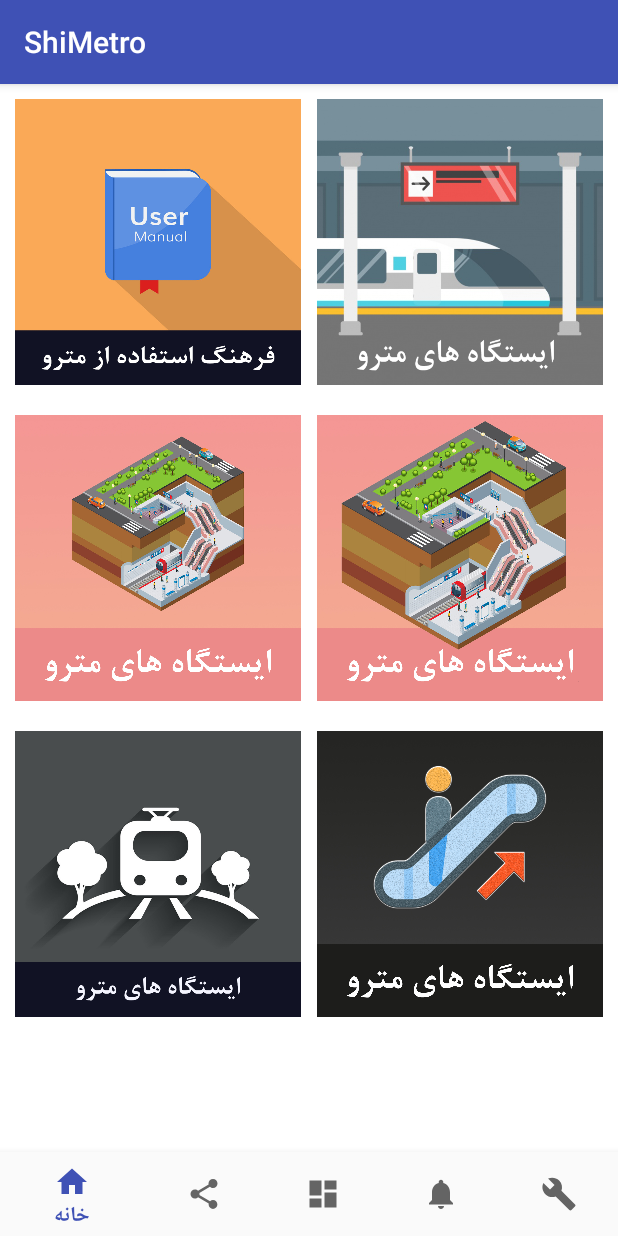
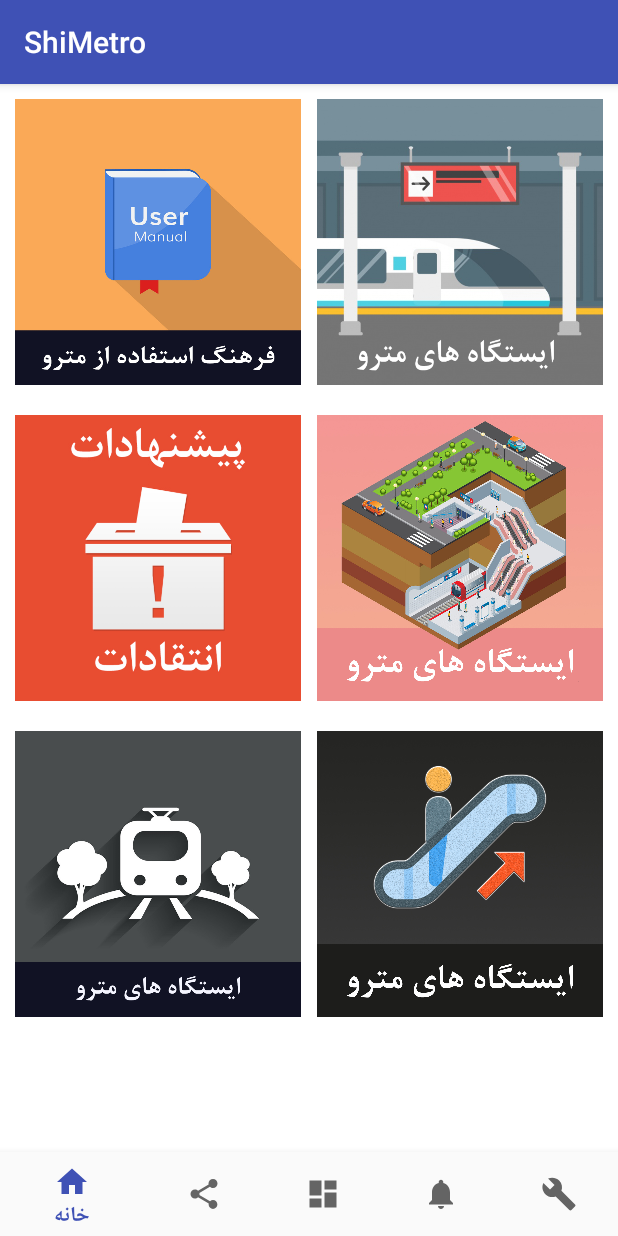
Before and after one commit to bionuts/ShirazMetro, an Android app: the TilesActivity screen opened directly, with no data from a screen before it, on a phone screen of 412 x 824 dp. Run offline under Robolectric (Android 15) with nearby library versions, the phone set to English and light mode, and no system bars; libraries missing offline, so code that uses them is left out: me.relex.circleindicator.

Commit message:
image and graphic

```diff
--- a/app/src/main/res/layout/activity_tiles.xml
+++ b/app/src/main/res/layout/activity_tiles.xml
@@ -71,7 +71,7 @@
                     android:adjustViewBounds="true"
                     android:contentDescription="@string/action_settings"
                     android:scaleType="fitXY"
-                    app:srcCompat="@drawable/station7" />
+                    app:srcCompat="@drawable/sug1" />
 
                 <ImageView
                     android:id="@+id/imageVieddw2d22"
```
Also changed, not shown: app/src/main/res/drawable/sug1.jpg (added).
